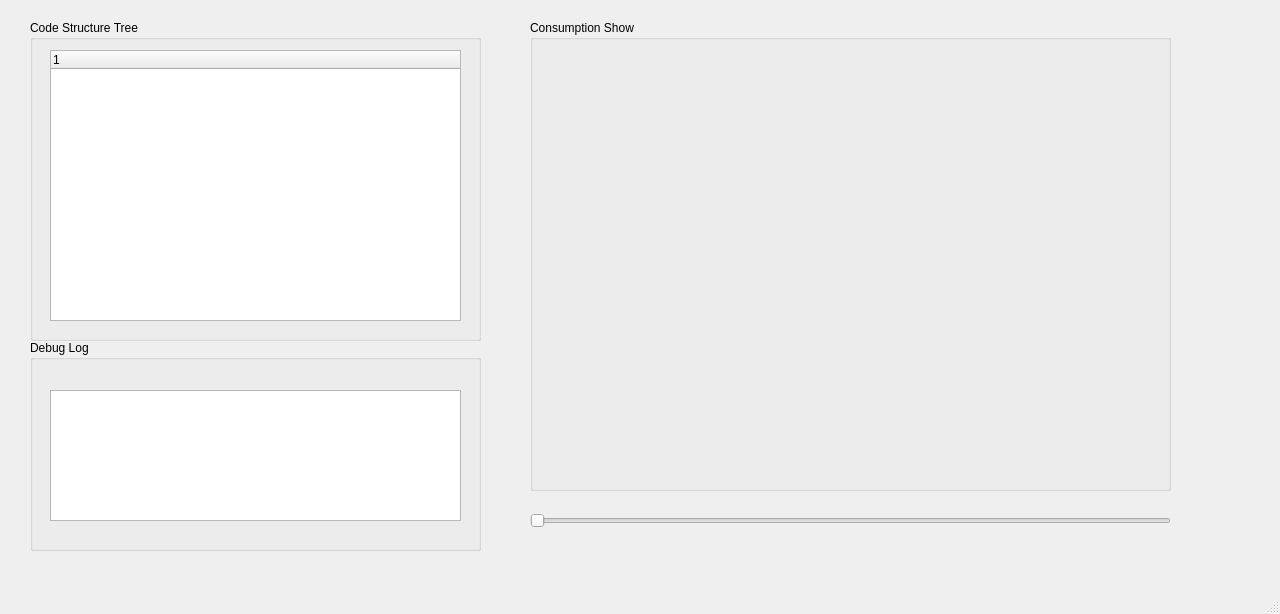
Qt form scripts/time_consumption_show.ui (wangyendt/TimeConsumptionVisualizer) before a commit.
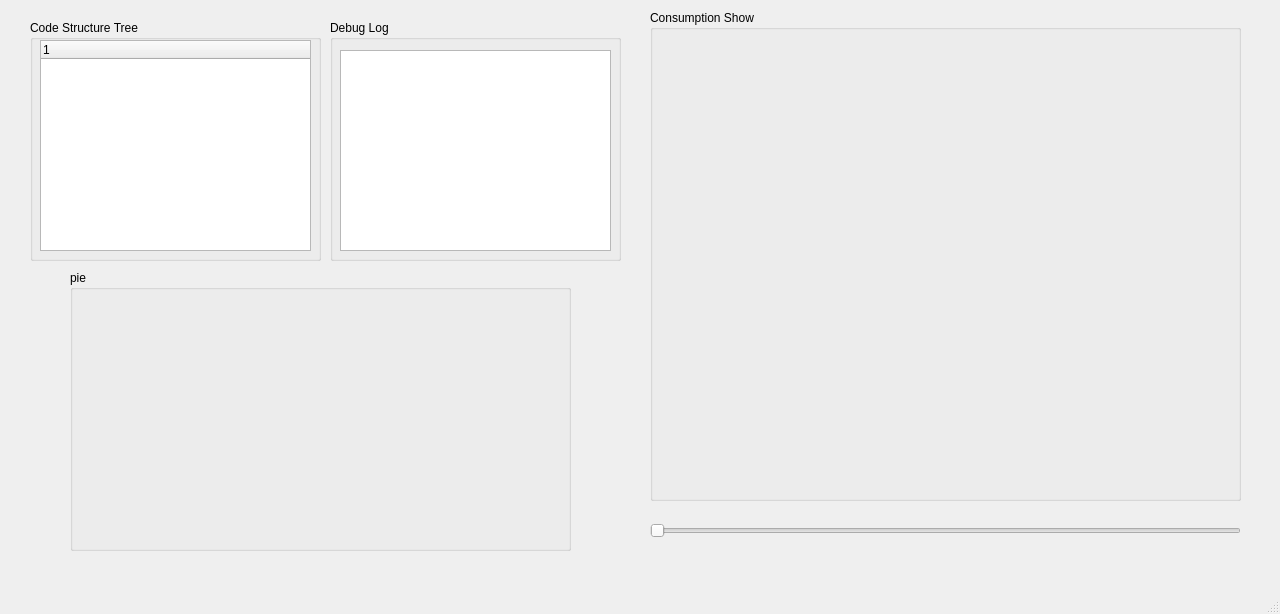
The same form after that commit.

```diff
--- a/scripts/time_consumption_show.ui
+++ b/scripts/time_consumption_show.ui
@@ -26,39 +26,13 @@
    <string>Code Time Consumption Visualizer</string>
   </property>
   <widget class="QWidget" name="centralwidget">
-   <widget class="QGroupBox" name="gbDebugLog">
-    <property name="geometry">
-     <rect>
-      <x>30</x>
-      <y>340</y>
-      <width>451</width>
-      <height>211</height>
-     </rect>
-    </property>
-    <property name="title">
-     <string>Debug Log</string>
-    </property>
-    <widget class="QTextEdit" name="teAlgLog">
-     <property name="geometry">
-      <rect>
-       <x>20</x>
-       <y>50</y>
-       <width>411</width>
-       <height>131</height>
-      </rect>
-     </property>
-     <property name="lineWrapMode">
-      <enum>QTextEdit::NoWrap</enum>
-     </property>
-    </widget>
-   </widget>
    <widget class="QGroupBox" name="gbDebugPlt">
     <property name="geometry">
      <rect>
-      <x>530</x>
-      <y>20</y>
-      <width>641</width>
-      <height>471</height>
+      <x>650</x>
+      <y>10</y>
+      <width>591</width>
+      <height>491</height>
      </rect>
     </property>
     <property name="title">
@@ -70,8 +44,8 @@
      <rect>
       <x>30</x>
       <y>20</y>
-      <width>451</width>
-      <height>321</height>
+      <width>291</width>
+      <height>241</height>
      </rect>
     </property>
     <property name="title">
@@ -80,10 +54,10 @@
     <widget class="QTreeWidget" name="twAlgRules">
      <property name="geometry">
       <rect>
-       <x>20</x>
-       <y>30</y>
-       <width>411</width>
-       <height>271</height>
+       <x>10</x>
+       <y>20</y>
+       <width>271</width>
+       <height>211</height>
       </rect>
      </property>
      <column>
@@ -96,9 +70,9 @@
    <widget class="QSlider" name="hsCurFrame">
     <property name="geometry">
      <rect>
-      <x>530</x>
-      <y>510</y>
-      <width>641</width>
+      <x>650</x>
+      <y>520</y>
+      <width>591</width>
       <height>22</height>
      </rect>
     </property>
@@ -106,6 +80,45 @@
      <enum>Qt::Horizontal</enum>
     </property>
    </widget>
+   <widget class="QGroupBox" name="gbDebugPie">
+    <property name="geometry">
+     <rect>
+      <x>70</x>
+      <y>270</y>
+      <width>501</width>
+      <height>281</height>
+     </rect>
+    </property>
+    <property name="title">
+     <string>pie</string>
+    </property>
+   </widget>
+   <widget class="QGroupBox" name="gbDebugLog">
+    <property name="geometry">
+     <rect>
+      <x>330</x>
+      <y>20</y>
+      <width>291</width>
+      <height>241</height>
+     </rect>
+    </property>
+    <property name="title">
+     <string>Debug Log</string>
+    </property>
+    <widget class="QTextEdit" name="teAlgLog">
+     <property name="geometry">
+      <rect>
+       <x>10</x>
+       <y>30</y>
+       <width>271</width>
+       <height>201</height>
+      </rect>
+     </property>
+     <property name="lineWrapMode">
+      <enum>QTextEdit::NoWrap</enum>
+     </property>
+    </widget>
+   </widget>
   </widget>
   <widget class="QMenuBar" name="menubar">
    <property name="geometry">
```
